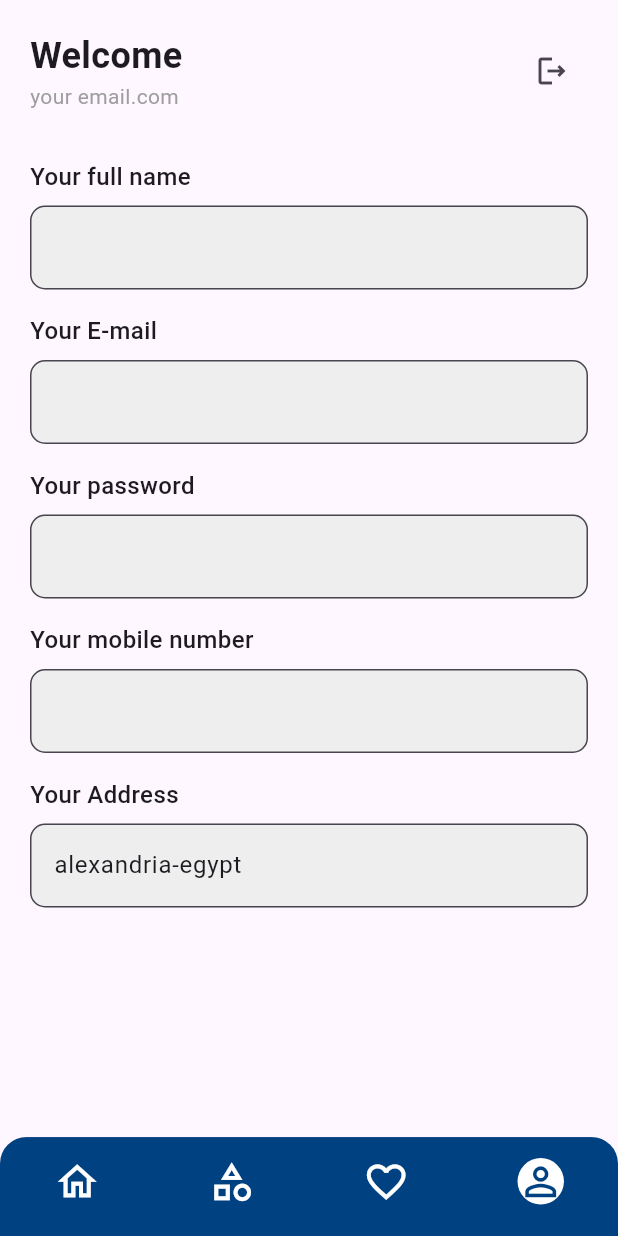
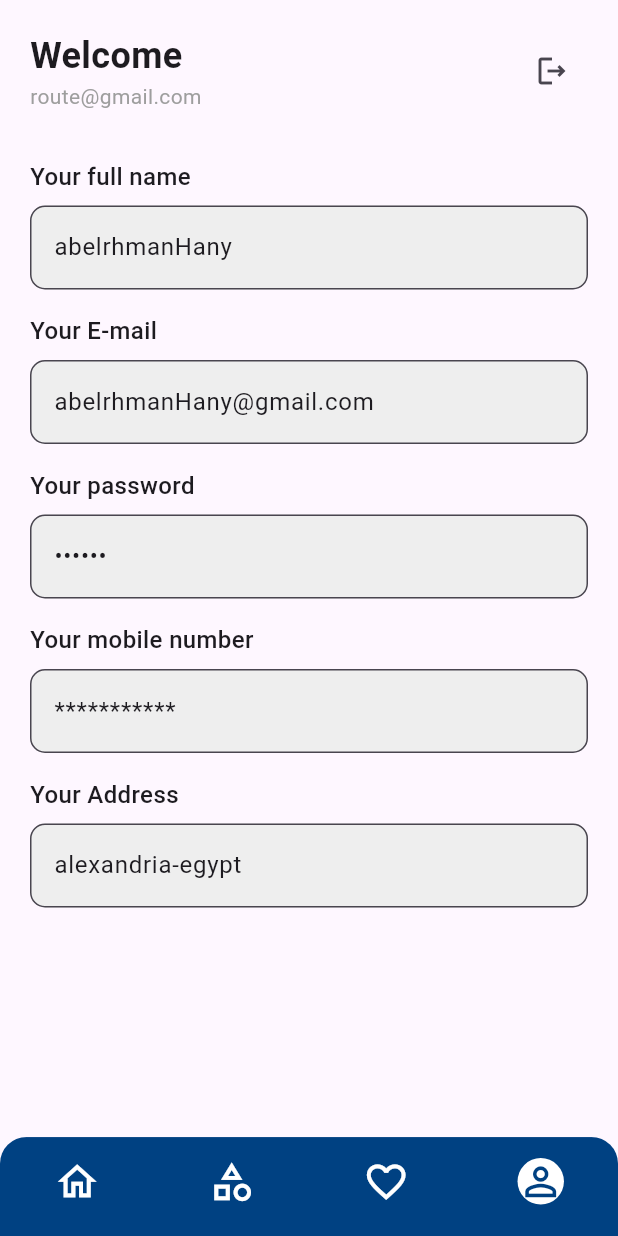
Before and after one commit to Leo-x30/e-Commere, a Flutter app: the HomeScreen screen opened by its route, item 4 of the bottom bar chosen, on a phone screen of 412 x 824 dp. Run offline on Flutter 3.47's test engine with Material 3 defaults, Android fonts, the phone set to English and light mode, and no system bars; our stand-ins replace cached_network_image, flutter_bloc, flutter_image_slideshow, flutter_screenutil, readmore; network calls fail.

Commit message:
e commerce

```diff
--- a/lib/Api/model/Login/Login_cupit.dart
+++ b/lib/Api/model/Login/Login_cupit.dart
@@ -1,7 +1,6 @@
 import 'package:e_commerce/Api/Api_manager.dart';
 import 'package:e_commerce/Api/model/Login/Login_States.dart';
 import 'package:e_commerce/Api/model/Login/login_response.dart';
-import 'package:e_commerce/Data/SharedPreference_pacakge.dart';
 import 'package:flutter/material.dart';
 import 'package:flutter_bloc/flutter_bloc.dart';
 
@@ -23,7 +22,6 @@ class LoginCupit extends Cubit<LoginStates> {
         emit(LoadingerrorStates(errorMessage: response.message!));
       } else {
         emit(LoginSuccessStates(response: response));
-        SharedpreferenceUtils.setData(key: "token", value: response.token);
       }
     } catch (e) {
       emit(LoadingerrorStates(errorMessage: e.toString()));
--- a/lib/Api/model/ProductPage/Product_Cubit.dart
+++ b/lib/Api/model/ProductPage/Product_Cubit.dart
@@ -19,7 +19,6 @@ class ProductCubit extends Cubit<ProductStates> {
       } else {
         Product = response.data ?? [];
         emit(ProductSuccessStates(response: response));
-        print("loading finished");
       }
     } catch (e) {
       emit(ProductErrorStates(erorrMessage: e.toString()));
--- a/lib/Api/model/Register/Register_cupit.dart
+++ b/lib/Api/model/Register/Register_cupit.dart
@@ -1,6 +1,5 @@
 import 'package:e_commerce/Api/Api_manager.dart';
 import 'package:e_commerce/Api/model/Register/Register_States.dart';
-import 'package:e_commerce/Data/SharedPreference_pacakge.dart';
 import 'package:flutter/material.dart';
 import 'package:flutter_bloc/flutter_bloc.dart';
 
@@ -27,7 +26,6 @@ class RegisterCupit extends Cubit<RegisterStates> {
         emit(RegisterErrorStates(errorMessage: response.message!));
       } else {
         emit(RegisterSuccessStates(response: response));
-        SharedpreferenceUtils.setData(key: "token", value: response.token);
       }
     } catch (e) {
       emit(RegisterErrorStates(errorMessage: e.toString()));
--- a/lib/UI/Login_Screen.dart
+++ b/lib/UI/Login_Screen.dart
@@ -1,7 +1,6 @@
 import 'package:e_commerce/Api/model/Login/Login_States.dart';
 import 'package:e_commerce/Api/model/Login/Login_cupit.dart';
 import 'package:e_commerce/Data/DialogUtils.dart';
-import 'package:e_commerce/Data/SharedPreference_pacakge.dart';
 import 'package:e_commerce/Data/appColor.dart';
 import 'package:e_commerce/UI/SignUp_Screen.dart';
 import 'package:flutter/material.dart';
@@ -43,9 +42,6 @@ class _LoginScreenState extends State<LoginScreen> {
             content: "Login Success",
             posActionName: "ok",
           );
-
-
-          SharedpreferenceUtils.setData(key: 'userToken', value: '');
 
         }
       },
--- a/lib/UI/Tabs/ProfilePage.dart
+++ b/lib/UI/Tabs/ProfilePage.dart
@@ -1,4 +1,3 @@
-import 'package:e_commerce/Data/SharedPreference_pacakge.dart';
 import 'package:e_commerce/UI/Login_Screen.dart';
 import 'package:flutter/material.dart';
 
@@ -17,15 +16,9 @@ class _ProfilepageState extends State<Profilepage> {
   @override
   void initState() {
     super.initState();
-    _loadUserData();
   }
 
-  Future<void> _loadUserData() async {
-    fullName = await SharedpreferenceUtils.getData(key: "fullName") ?? '';
-    email = await SharedpreferenceUtils.getData(key: "email") ?? '';
-    mobile = await SharedpreferenceUtils.getData(key: "mobile") ?? '';
-    setState(() {});
-  }
+
 
   @override
   Widget build(BuildContext context) {
@@ -47,14 +40,13 @@ class _ProfilepageState extends State<Profilepage> {
                         style: TextStyle(fontSize: 24, fontWeight: FontWeight.bold),
                       ),
                       Text(
-                        email.isNotEmpty ? email : 'your email.com',
+                        email.isNotEmpty ? email : 'route@gmail.com',
                         style: TextStyle(color: Colors.grey),
                       ),
                     ],
                   ),
                   IconButton(
                     onPressed: () async {
-                      await SharedpreferenceUtils.deleteData(key: "token");
                       Navigator.pushReplacementNamed(context, LoginScreen.routName);
                     },
                     icon: Icon(Icons.logout_outlined),
@@ -62,10 +54,10 @@ class _ProfilepageState extends State<Profilepage> {
                 ],
               ),
               SizedBox(height: 32),
-              buildProfileField('Your full name', fullName),
-              buildProfileField('Your E-mail', email),
-              buildProfileField('Your password', '', obscureText: true),
-              buildProfileField('Your mobile number', mobile),
+              buildProfileField('Your full name', 'abelrhmanHany'),
+              buildProfileField('Your E-mail', 'abelrhmanHany@gmail.com'),
+              buildProfileField('Your password', '123456', obscureText: true),
+              buildProfileField('Your mobile number', '***********'),
               buildProfileField('Your Address', 'alexandria-egypt'),
             ],
           ),
```
Also changed, not shown: lib/Data/SharedPreference_pacakge.dart (deleted, +0 -35 lines), lib/main.dart (+3 -19 lines).
